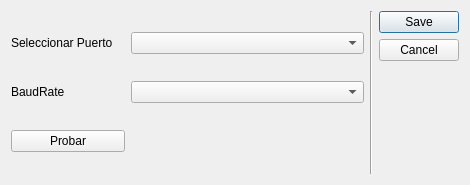
The window that DataCollector/setserial.controller.ui (eastanganelli/HoopTesting_DataCollector) describes before a commit, drawn with Qt 5.
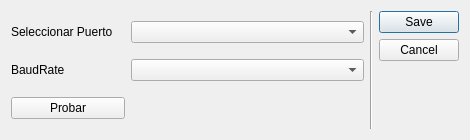
The same window after the commit. Icons and pictures are not drawn.

The edit to the form file:
```diff
--- a/DataCollector/setserial.controller.ui
+++ b/DataCollector/setserial.controller.ui
@@ -10,19 +10,19 @@
     <x>0</x>
     <y>0</y>
     <width>470</width>
-    <height>185</height>
+    <height>140</height>
    </rect>
   </property>
   <property name="minimumSize">
    <size>
     <width>470</width>
-    <height>185</height>
+    <height>140</height>
    </size>
   </property>
   <property name="maximumSize">
    <size>
     <width>470</width>
-    <height>185</height>
+    <height>140</height>
    </size>
   </property>
   <property name="windowTitle">
```
Left out of the diff: 2 changed lines with no effect on the pictures.
